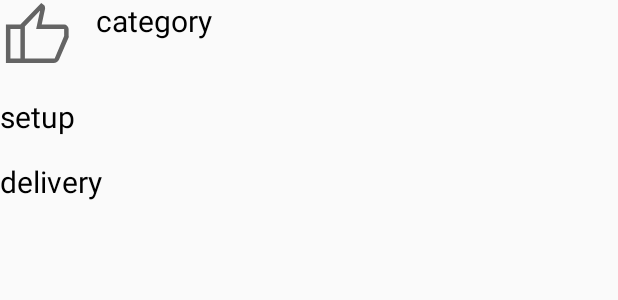
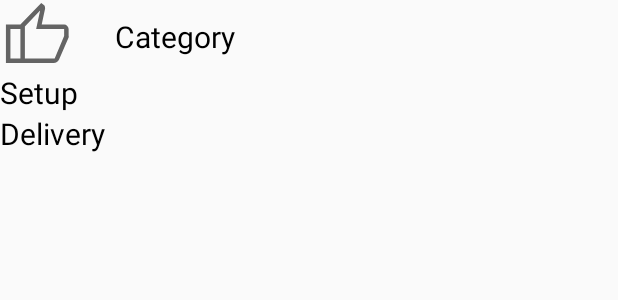
Before and after one commit to CS5520-Team5/Team5GroupProject, an Android app: the layout activity_individual.xml on its own in the app's theme, with its tools: preview values and no code run, on a phone screen of 412 x 824 dp. Shown: the top 300 px of the screen. Run offline under Robolectric (Android 15) with nearby library versions, the phone set to English and light mode, and no system bars.

Commit message:
Updated recycler view card layout

```diff
--- a/app/src/main/res/layout/activity_individual.xml
+++ b/app/src/main/res/layout/activity_individual.xml
@@ -9,43 +9,54 @@
         android:id="@id/image_category"
         android:layout_width="wrap_content"
         android:layout_height="wrap_content"
-        android:layout_alignParentStart="true"
-        android:layout_toStartOf="@id/text_category"
-        app:srcCompat="@drawable/misc"
-        tools:ignore="MissingConstraints" />
+        app:layout_constraintStart_toStartOf="parent"
+        app:layout_constraintEnd_toEndOf="parent"
+        app:layout_constraintTop_toTopOf="parent"
+        app:layout_constraintBottom_toTopOf="@id/text_setup"
+        app:layout_constraintHorizontal_bias="0"
+        app:srcCompat="@drawable/misc" />
 
     <TextView
         android:id="@id/text_category"
         android:layout_width="wrap_content"
         android:layout_height="wrap_content"
-        android:layout_alignParentEnd="true"
-        android:layout_margin="16dp"
-        android:layout_toEndOf="@id/image_category"
-        android:textColor="@color/black"
+        app:layout_constraintStart_toEndOf="@id/image_category"
+        app:layout_constraintEnd_toEndOf="parent"
+        app:layout_constraintTop_toTopOf="parent"
+        app:layout_constraintBottom_toTopOf="@id/text_setup"
+        app:layout_constraintHorizontal_bias="0.1"
+        tools:text="@string/categoryString"
+        android:textAlignment="viewStart"
         android:textSize="20sp"
-        app:layout_constraintStart_toEndOf="@id/image_category"
-        tools:text="category"
-        tools:ignore="MissingConstraints" />
+        android:textColor="@color/black" />
 
     <TextView
         android:id="@id/text_setup"
         android:layout_width="wrap_content"
         android:layout_height="wrap_content"
-        tools:text="setup"
-        android:layout_margin="16dp"
+        app:layout_constraintStart_toStartOf="parent"
+        app:layout_constraintEnd_toEndOf="parent"
+        app:layout_constraintTop_toBottomOf="@id/image_category"
+        app:layout_constraintBottom_toTopOf="@id/text_delivery"
+        app:layout_constraintHorizontal_bias="0"
+        tools:text="@string/setupString"
+        android:textAlignment="viewStart"
         android:textSize="20sp"
-        android:textColor="@color/black"
-        app:layout_constraintTop_toBottomOf="@id/image_category"
-        tools:ignore="MissingConstraints" />
+        android:textColor="@color/black" />
+
     <TextView
         android:id="@id/text_delivery"
         android:layout_width="wrap_content"
         android:layout_height="wrap_content"
-        tools:text="delivery"
-        android:layout_margin="16dp"
+        app:layout_constraintStart_toStartOf="parent"
+        app:layout_constraintEnd_toEndOf="parent"
+        app:layout_constraintTop_toBottomOf="@id/text_setup"
+        app:layout_constraintBottom_toBottomOf="parent"
+        app:layout_constraintHorizontal_bias="0"
+        android:layout_marginBottom="12dp"
+        tools:text="@string/deliveryString"
+        android:textAlignment="viewStart"
         android:textSize="20sp"
-        android:textColor="@color/black"
-        app:layout_constraintTop_toBottomOf="@id/text_setup"
-        tools:ignore="MissingConstraints" />
+        android:textColor="@color/black" />
 
 </androidx.constraintlayout.widget.ConstraintLayout>
--- a/app/src/main/res/values/strings.xml
+++ b/app/src/main/res/values/strings.xml
@@ -14,4 +14,7 @@
     <string name="generateString">Generate Jokes</string>
     <string name="responseTimeString">Waiting time: -</string>
 <!--    Strings in IndividualActivity-->
+    <string name="categoryString">Category</string>
+    <string name="setupString">Setup</string>
+    <string name="deliveryString">Delivery</string>
 </resources>
```
